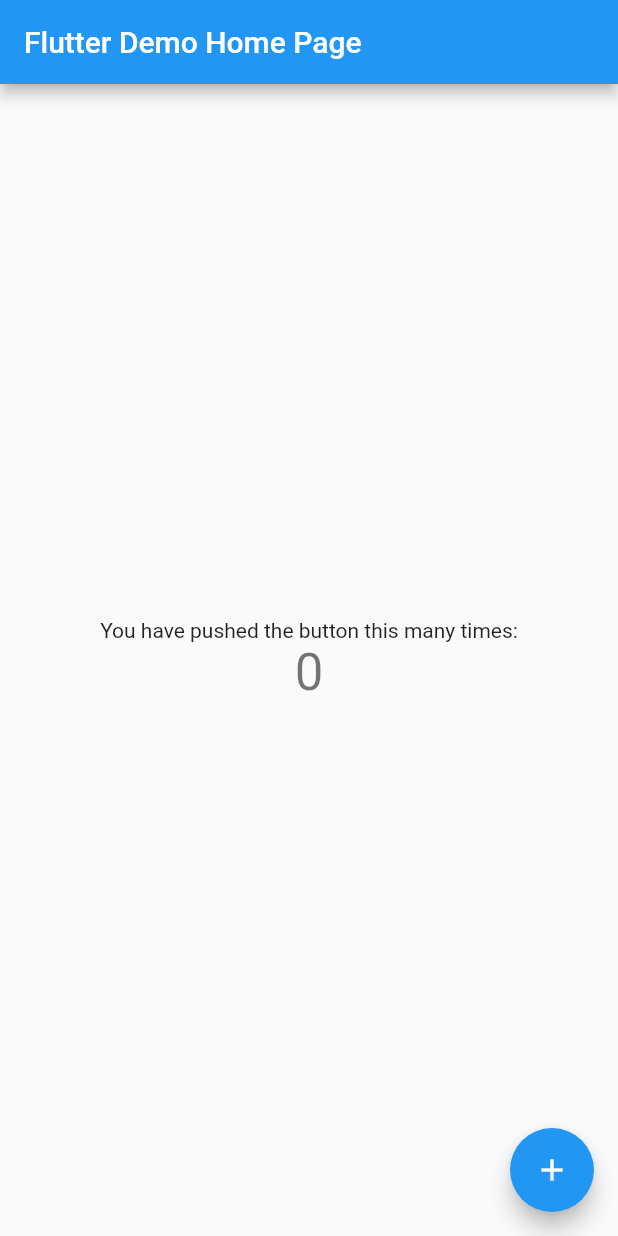
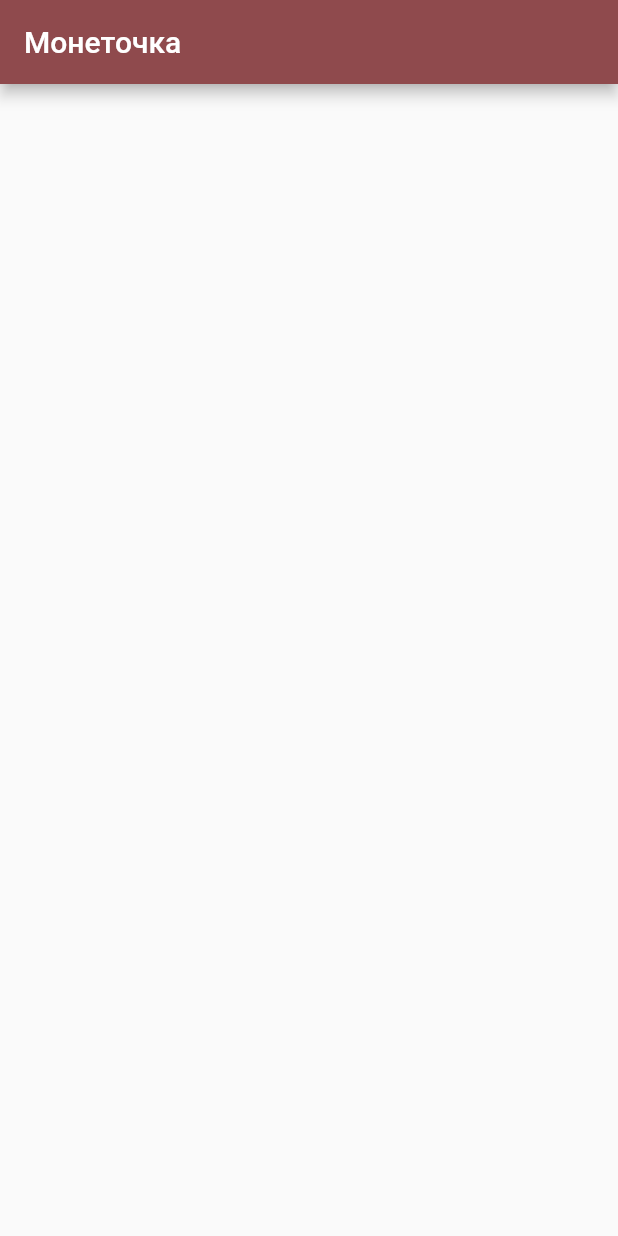
Before and after one commit to MobyteDev/mobyte_scbteamchallenge, a Flutter app: the screen it shows after launch, on a phone screen of 412 x 824 dp. Run offline on Flutter 3.47's test engine with Material 2 defaults, Android fonts, the phone set to English and light mode, and no system bars; our stand-ins replace auto_route, flutter_screenutil, get_it, injectable; generated files the repository leaves out were written again.

Commit message:
project structure

```diff
--- a/lib/main.dart
+++ b/lib/main.dart
@@ -1,115 +1,42 @@
 import 'package:flutter/material.dart';
+import 'package:flutter_screenutil/flutter_screenutil.dart';
+import 'package:mobyte_scbteamchallenge/di/locator.dart';
+import 'package:mobyte_scbteamchallenge/navigation/auto_router.gr.dart';
+import 'package:mobyte_scbteamchallenge/utils/app_colors.dart';
 
-void main() {
-  runApp(const MyApp());
+void main() async {
+  WidgetsFlutterBinding.ensureInitialized();
+  await initDependencies();
+  runApp(MyApp());
 }
 
 class MyApp extends StatelessWidget {
-  const MyApp({super.key});
+  MyApp({super.key});
 
-  // This widget is the root of your application.
+  final _appRouter = AppRouter();
+
   @override
   Widget build(BuildContext context) {
-    return MaterialApp(
-      title: 'Flutter Demo',
-      theme: ThemeData(
-        // This is the theme of your application.
-        //
-        // Try running your application with "flutter run". You'll see the
-        // application has a blue toolbar. Then, without quitting the app, try
-        // changing the primarySwatch below to Colors.green and then invoke
-        // "hot reload" (press "r" in the console where you ran "flutter run",
-        // or simply save your changes to "hot reload" in a Flutter IDE).
-        // Notice that the counter didn't reset back to zero; the application
-        // is not restarted.
-        primarySwatch: Colors.blue,
-      ),
-      home: const MyHomePage(title: 'Flutter Demo Home Page'),
+    return ScreenUtilInit(
+      designSize: const Size(375, 812),
+      minTextAdapt: true,
+      splitScreenMode: true,
+      builder: (context, child) {
+        return DefaultTextHeightBehavior(
+          textHeightBehavior: const TextHeightBehavior(
+            leadingDistribution: TextLeadingDistribution.even,
+          ),
+          child: MaterialApp.router(
+            title: 'SleepN',
+            debugShowCheckedModeBanner: false,
+            theme: ThemeData(
+              colorScheme: ColorScheme.fromSeed(seedColor: AppColors.pink),
+            ),
+            routerDelegate: _appRouter.delegate(),
+            routeInformationParser: _appRouter.defaultRouteParser(),
+          ),
+        );
+      },
     );
   }
 }
-
-class MyHomePage extends StatefulWidget {
-  const MyHomePage({super.key, required this.title});
-
-  // This widget is the home page of your application. It is stateful, meaning
-  // that it has a State object (defined below) that contains fields that affect
-  // how it looks.
-
-  // This class is the configuration for the state. It holds the values (in this
-  // case the title) provided by the parent (in this case the App widget) and
-  // used by the build method of the State. Fields in a Widget subclass are
-  // always marked "final".
-
-  final String title;
-
-  @override
-  State<MyHomePage> createState() => _MyHomePageState();
-}
-
-class _MyHomePageState extends State<MyHomePage> {
-  int _counter = 0;
-
-  void _incrementCounter() {
-    setState(() {
-      // This call to setState tells the Flutter framework that something has
-      // changed in this State, which causes it to rerun the build method below
-      // so that the display can reflect the updated values. If we changed
-      // _counter without calling setState(), then the build method would not be
-      // called again, and so nothing would appear to happen.
-      _counter++;
-    });
-  }
-
-  @override
-  Widget build(BuildContext context) {
-    // This method is rerun every time setState is called, for instance as done
-    // by the _incrementCounter method above.
-    //
-    // The Flutter framework has been optimized to make rerunning build methods
-    // fast, so that you can just rebuild anything that needs updating rather
-    // than having to individually change instances of widgets.
-    return Scaffold(
-      appBar: AppBar(
-        // Here we take the value from the MyHomePage object that was created by
-        // the App.build method, and use it to set our appbar title.
-        title: Text(widget.title),
-      ),
-      body: Center(
-        // Center is a layout widget. It takes a single child and positions it
-        // in the middle of the parent.
-        child: Column(
-          // Column is also a layout widget. It takes a list of children and
-          // arranges them vertically. By default, it sizes itself to fit its
-          // children horizontally, and tries to be as tall as its parent.
-          //
-          // Invoke "debug painting" (press "p" in the console, choose the
-          // "Toggle Debug Paint" action from the Flutter Inspector in Android
-          // Studio, or the "Toggle Debug Paint" command in Visual Studio Code)
-          // to see the wireframe for each widget.
-          //
-          // Column has various properties to control how it sizes itself and
-          // how it positions its children. Here we use mainAxisAlignment to
-          // center the children vertically; the main axis here is the vertical
-          // axis because Columns are vertical (the cross axis would be
-          // horizontal).
-          mainAxisAlignment: MainAxisAlignment.center,
-          children: <Widget>[
-            const Text(
-              'You have pushed the button this many times:',
-            ),
-            Text(
-              '$_counter',
-              style: Theme.of(context).textTheme.headline4,
-            ),
-          ],
-        ),
-      ),
-      floatingActionButton: FloatingActionButton(
-        onPressed: _incrementCounter,
-        tooltip: 'Increment',
-        child: const Icon(Icons.add),
-      ), // This trailing comma makes auto-formatting nicer for build methods.
-    );
-  }
-}
--- /dev/null
+++ b/lib/presentation/pages/main_page.dart
@@ -0,0 +1,17 @@
+import 'package:flutter/material.dart';
+
+class MainPage extends StatelessWidget {
+  const MainPage({Key? key}) : super(key: key);
+
+  @override
+  Widget build(BuildContext context) {
+    return Scaffold(
+      appBar: AppBar(
+        title: const Text("Монеточка"),
+      ),
+      body: Column(
+        children: [],
+      ),
+    );
+  }
+}
--- /dev/null
+++ b/lib/utils/app_colors.dart
@@ -0,0 +1,6 @@
+import 'package:flutter/material.dart';
+
+abstract class AppColors {
+  static const pink = Color.fromRGBO(255, 75, 95, 1);
+  static const blue = Color.fromRGBO(0, 55, 144, 1);
+}
```
Also changed, not shown: lib/di/locator.dart (added, +10 -0 lines), lib/navigation/auto_router.dart (added, +13 -0 lines), pubspec.yaml (+20 -0 lines), pubspec.lock, 2 other files.
